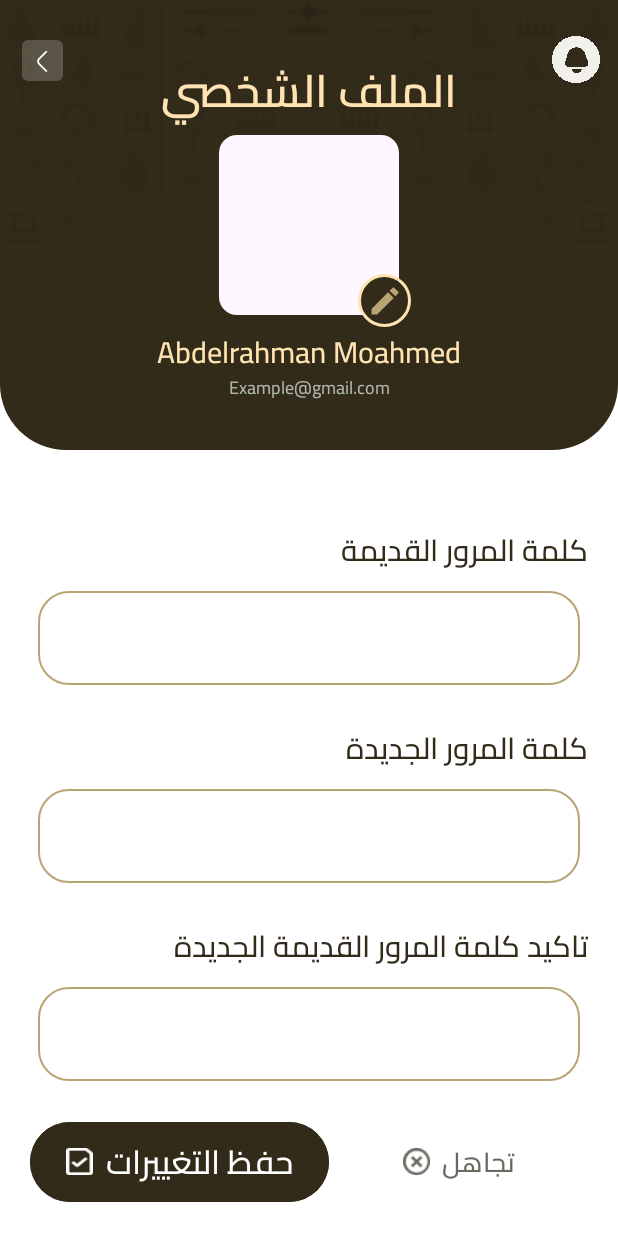
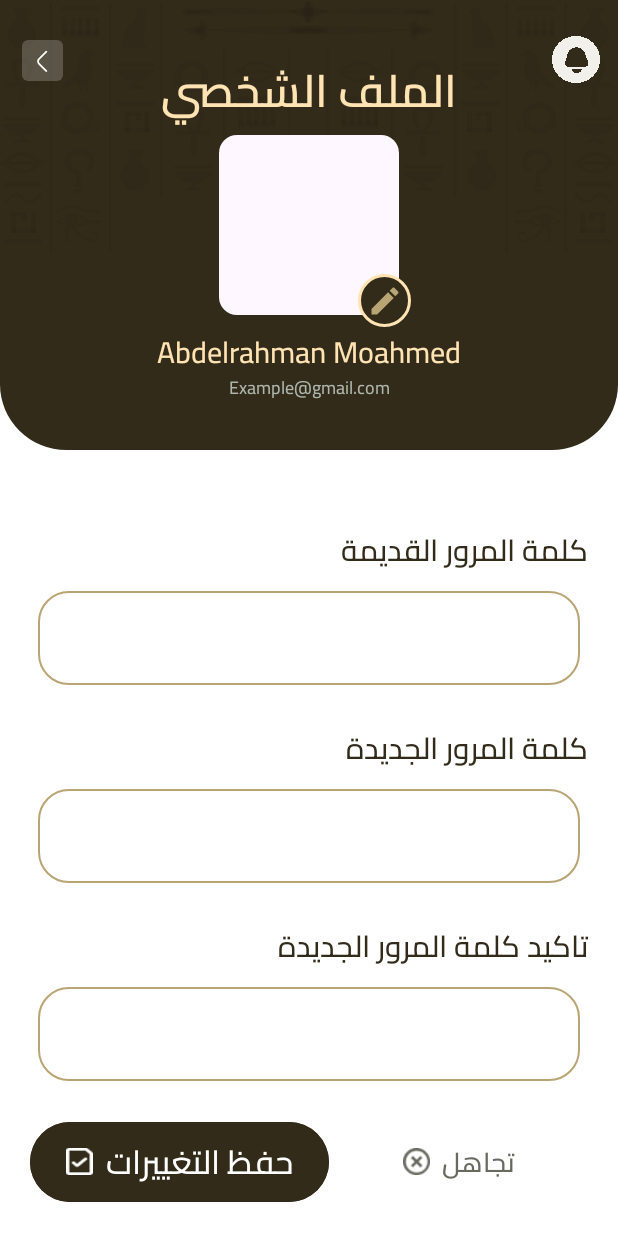
Before and after one commit to MohamedElattar22/Mawruth, an Android app: the EditPasswordFragment screen opened through its navigation route, on a phone screen of 412 x 824 dp. Run offline under Robolectric (Android 15) with nearby library versions, the light colour scheme and no system bars; our stand-ins replace Dagger/Hilt's generated code; pictures from the network do not load.

Commit message:
edit all input text

```diff
--- a/app/src/main/java/com/graduation/mawruth/ui/profile/fragments/ProfileContentFragment.kt
+++ b/app/src/main/java/com/graduation/mawruth/ui/profile/fragments/ProfileContentFragment.kt
@@ -12,6 +12,7 @@ import com.google.android.material.button.MaterialButton
 import com.google.android.material.dialog.MaterialAlertDialogBuilder
 import com.graduation.mawruth.R
 import com.graduation.mawruth.databinding.FragmentProfileContentBinding
+import com.graduation.mawruth.ui.settings.SettingsActivity
 import com.graduation.mawruth.ui.splash.SplashScreen
 
 class ProfileContentFragment : Fragment() {
@@ -33,6 +34,10 @@ class ProfileContentFragment : Fragment() {
         }
         viewBinding.editPassword.setOnClickListener {
             findNavController().navigate(R.id.action_profileContentFragment_to_editPasswordFragment)
+        }
+        viewBinding.settings.setOnClickListener {
+            val intent =Intent(context,SettingsActivity::class.java)
+            startActivity(intent)
         }
         viewBinding.logogut.setOnClickListener {
             handelLogOut()
--- a/app/src/main/java/com/graduation/mawruth/ui/profile/fragments/editpassword/EditPasswordFragment.kt
+++ b/app/src/main/java/com/graduation/mawruth/ui/profile/fragments/editpassword/EditPasswordFragment.kt
@@ -50,8 +50,9 @@ class EditPasswordFragment : Fragment() {
                 viewBinding.newpasstextconfirm.addTextChangedListener(textWatcher)
                 viewBinding.oldpasstext.addTextChangedListener(passwordTextWatcher)
                 viewBinding.saveBtn.setOnClickListener {
-                    dialog.show()
+
                     if (handelTextError(user)) {
+                        dialog.show()
                         viewModel.editPassword(viewBinding.newpasstextx.text.toString().trim())
                     }
                 }
--- a/app/src/main/java/com/graduation/mawruth/ui/signup/SignUpViewModel.kt
+++ b/app/src/main/java/com/graduation/mawruth/ui/signup/SignUpViewModel.kt
@@ -36,6 +36,7 @@ class SignUpViewModel @Inject constructor(
                         password = password.value
                     )
                 )
+
                 openActivity.postValue(true)
 
 
--- a/app/src/main/res/layout/activity_confirm_email_to_resetpass.xml
+++ b/app/src/main/res/layout/activity_confirm_email_to_resetpass.xml
@@ -87,6 +87,10 @@
                     android:fontFamily="@font/cairo_medium"
                     android:gravity="end"
                     android:hint="example@gmail.com"
+                    android:maxLines="1"
+                    android:minLines="1"
+                    android:inputType="text"
+                    android:lines="1"
                     android:imeOptions="actionNext"
                     tools:targetApi="upside_down_cake">
 
--- a/app/src/main/res/layout/activity_login.xml
+++ b/app/src/main/res/layout/activity_login.xml
@@ -207,7 +207,6 @@
                         android:fontFamily="@font/cairo_medium"
                         android:text="هل نسيت كلمة المرور؟"
                         app:layout_constraintEnd_toEndOf="parent"
-
                         app:layout_constraintTop_toBottomOf="@id/passwordedittext" />
 
 
--- a/app/src/main/res/layout/fragment_edit_name.xml
+++ b/app/src/main/res/layout/fragment_edit_name.xml
@@ -39,6 +39,10 @@
             android:drawableStart="@drawable/edit_button_image"
             android:fontFamily="@font/cairo_semibold"
             android:text="عبدالرحمن محمد"
+            android:maxLines="1"
+            android:minLines="1"
+            android:inputType="text"
+            android:lines="1"
             android:textSize="18sp" />
     </com.google.android.material.textfield.TextInputLayout>
 
@@ -54,6 +58,7 @@
         android:textSize="22sp"
         app:icon="@drawable/save"
         android:enabled="false"
+        android:layout_marginBottom="20dp"
         app:layout_constraintBottom_toBottomOf="parent"
         app:layout_constraintStart_toStartOf="parent"
         app:layout_constraintTop_toBottomOf="@+id/edit_name_container" />
@@ -68,6 +73,7 @@
         android:fontFamily="@font/cairo_regular"
         android:textSize="18sp"
         app:icon="@drawable/ignore"
+        android:layout_marginBottom="20dp"
         app:iconTint="@color/paragraph"
         app:layout_constraintBottom_toBottomOf="@+id/save_btn"
         app:layout_constraintEnd_toEndOf="parent"
--- a/app/src/main/res/layout/fragment_edit_password.xml
+++ b/app/src/main/res/layout/fragment_edit_password.xml
@@ -36,6 +36,10 @@
             android:layout_height="match_parent"
             android:background="@drawable/box_border"
             android:fontFamily="@font/cairo_semibold"
+            android:maxLines="1"
+            android:minLines="1"
+            android:inputType="text"
+            android:lines="1"
             android:textSize="18sp" />
     </com.google.android.material.textfield.TextInputLayout>
 
@@ -66,6 +70,10 @@
             android:layout_height="match_parent"
             android:background="@drawable/box_border"
             android:fontFamily="@font/cairo_semibold"
+            android:maxLines="1"
+            android:minLines="1"
+            android:inputType="text"
+            android:lines="1"
             android:textSize="18sp" />
     </com.google.android.material.textfield.TextInputLayout>
 
@@ -76,7 +84,7 @@
         android:layout_height="wrap_content"
         android:layout_marginTop="20dp"
         android:fontFamily="@font/cairo_regular"
-        android:text="تاكيد كلمة المرور القديمة الجديدة"
+        android:text="تاكيد كلمة المرور الجديدة"
         android:textColor="@color/darkBrown"
         android:textSize="20sp"
         app:layout_constraintEnd_toEndOf="parent"
@@ -97,6 +105,10 @@
             android:layout_height="match_parent"
             android:background="@drawable/box_border"
             android:fontFamily="@font/cairo_semibold"
+            android:maxLines="1"
+            android:minLines="1"
+            android:inputType="text"
+            android:lines="1"
             android:textSize="18sp" />
     </com.google.android.material.textfield.TextInputLayout>
 
```
Also changed, not shown: app/src/main/res/layout/activity_signup.xml (+7 -4 lines).
